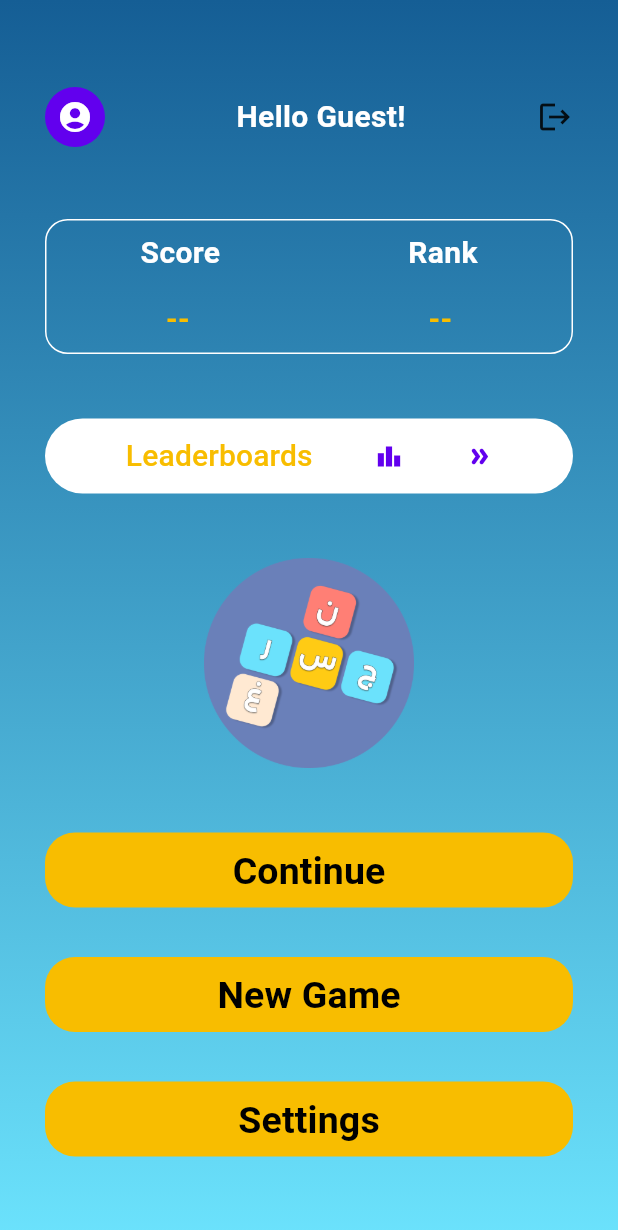
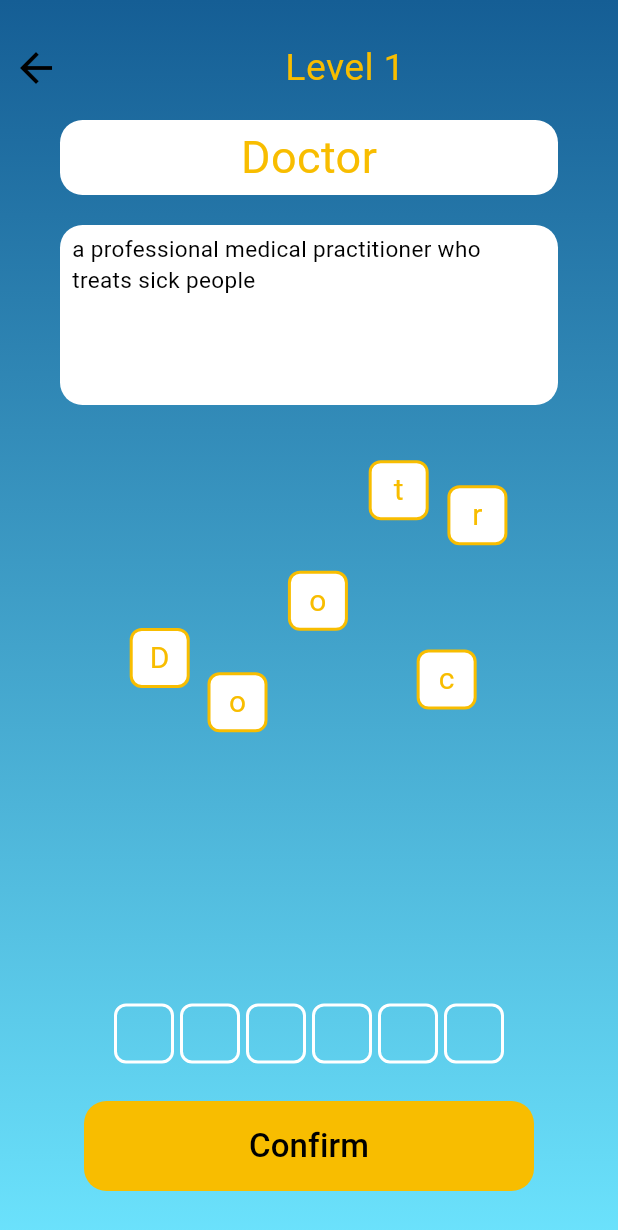
Before and after one commit to Yeezy97/word_search, a Flutter app: the screen it shows after launch, after a tap on "New Game", on a phone screen of 412 x 824 dp. Shown: the top 1230 px of the screen. Run offline on Flutter 3.47's test engine with Material 3 defaults, Android fonts, the phone set to English and light mode, and no system bars; our stand-ins replace font_awesome_flutter, get.

Commit message:
added nav and word game controllers

```diff
--- /dev/null
+++ b/lib/controllers/initial_bindings.dart
@@ -0,0 +1,9 @@
+import 'package:get/get.dart';
+import 'package:word_search/controllers/navigation_controller.dart';
+
+class InitialBindings extends Bindings {
+  @override
+  void dependencies(){
+    Get.put(NavigationController());
+  }
+}
--- /dev/null
+++ b/lib/controllers/word_game_controller.dart
@@ -0,0 +1,99 @@
+import 'dart:math';
+import 'package:flutter/material.dart';
+import 'package:get/get.dart';
+
+class WordGameController extends GetxController {
+  // The word to form.
+  final String word = 'Doctor';
+
+  // Dimensions for the letter containers.
+  final double containerHeight = 210;
+  final double boxSize = 40; // smaller box size for both draggables & targets.
+  final double containerPadding = 8.0;
+
+  // Reactive variables.
+  // Holds the random positions for each letter.
+  RxList<Offset> letterPositions = <Offset>[].obs;
+  // Tracks if each letter has been placed (index-based).
+  RxList<bool> isLetterPlaced = RxList<bool>();
+  // Contains the letters placed in the drop targets (null if not placed).
+  RxList<String?> placedLetters = RxList<String?>();
+
+  @override
+  void onInit() {
+    super.onInit();
+    isLetterPlaced.value = List<bool>.filled(word.length, false);
+    placedLetters.value = List<String?>.filled(word.length, null);
+  }
+
+  /// Generates non-colliding random positions for the draggable letters.
+  List<Offset> _generateNonCollidingPositions(
+      int count,
+      double containerWidth,
+      double containerHeight,
+      double boxSize,
+      double padding,
+      ) {
+    List<Offset> positions = [];
+    Random random = Random();
+    double effectiveWidth = containerWidth - padding * 2;
+    double effectiveHeight = containerHeight - padding * 2;
+    int attempts = 0;
+    while (positions.length < count && attempts < 1000) {
+      double left = padding + random.nextDouble() * (effectiveWidth - boxSize);
+      double top = padding + random.nextDouble() * (effectiveHeight - boxSize);
+      Offset candidate = Offset(left, top);
+      Rect candidateRect = Rect.fromLTWH(candidate.dx, candidate.dy, boxSize, boxSize);
+      bool collides = positions.any((pos) {
+        Rect existing = Rect.fromLTWH(pos.dx, pos.dy, boxSize, boxSize);
+        return candidateRect.overlaps(existing);
+      });
+      if (!collides) {
+        positions.add(candidate);
+      }
+      attempts++;
+    }
+    return positions;
+  }
+
+  /// Call this method from your UI once you know the container's available width.
+  void generatePositions(double containerWidth) {
+    letterPositions.value = _generateNonCollidingPositions(
+      word.length,
+      containerWidth,
+      containerHeight,
+      boxSize,
+      containerPadding,
+    );
+  }
+
+  /// Places a letter in the target slot.
+  void placeLetter(int targetIndex, int sourceIndex) {
+    placedLetters[targetIndex] = word[sourceIndex];
+    isLetterPlaced[sourceIndex] = true;
+    update();
+  }
+
+  /// Returns the formed word.
+  String get formedWord => placedLetters.join();
+
+  /// Checks if the formed word matches the target word.
+  bool checkWord() {
+    return formedWord.toLowerCase() == word.toLowerCase();
+  }
+
+  /// Resets the game state so that all draggable letters are restored.
+  void resetGame(double containerWidth) {
+    isLetterPlaced.value = List<bool>.filled(word.length, false);
+    placedLetters.value = List<String?>.filled(word.length, null);
+    // Generate new positions (or use the same positions if desired).
+    letterPositions.value = _generateNonCollidingPositions(
+      word.length,
+      containerWidth,
+      containerHeight,
+      boxSize,
+      containerPadding,
+    );
+    update();
+  }
+}
--- a/lib/main.dart
+++ b/lib/main.dart
@@ -1,7 +1,12 @@
 
 import 'package:flutter/material.dart';
+import 'package:get/get.dart';
 import 'package:get/get_navigation/src/root/get_material_app.dart';
+import 'package:word_search/controllers/navigation_controller.dart';
+import 'package:word_search/views/screens/home_screen.dart';
 import 'package:word_search/views/screens/menu_screen.dart';
+import 'package:word_search/views/screens/word_game_screen2.dart';
+import 'package:word_search/controllers/initial_bindings.dart';
 
 void main() {
   runApp(
@@ -13,6 +18,13 @@ void main() {
           error: Colors.red, // ✅ Define error color
         ),
       ),
+      initialBinding: InitialBindings(),
+      initialRoute: '/',
+      getPages: [
+        GetPage(name: '/', page: ()=> HomeScreen()),
+        GetPage(name: '/menuScreen', page: ()=> MenuScreen()),
+        GetPage(name: '/wordGameScreen', page: ()=> WordGameScreen()),
+      ],
       home: MenuScreen(),
     ),
   );
--- a/lib/views/screens/menu_screen.dart
+++ b/lib/views/screens/menu_screen.dart
@@ -1,11 +1,14 @@
 import 'package:flutter/material.dart';
 import 'package:word_search/constants.dart';
+import 'package:word_search/controllers/navigation_controller.dart';
+import 'package:get/get.dart';
 
 class MenuScreen extends StatelessWidget {
   const MenuScreen({super.key});
 
   @override
   Widget build(BuildContext context) {
+    final NavigationController navigationController = Get.find<NavigationController>();
     return Scaffold(
       body: SafeArea(
           child: Container(
@@ -24,13 +27,11 @@ class MenuScreen extends StatelessWidget {
                     child: Row(
                       mainAxisAlignment: MainAxisAlignment.spaceBetween,
                       children: [
-                        CircleAvatar(
-                          child: Icon(Icons.account_circle),
-                        ),
+                        Icon(Icons.account_circle_rounded, color: Colors.white,size: 45, ),
                         Text('Hello Guest!', style: TextStyle(
                           fontSize: 20, fontWeight: FontWeight.bold, color: Colors.white
                         ),),
-                        Icon(Icons.logout)
+                        Icon(Icons.logout, size: 30,)
                       ],
                     ),
                   ),
@@ -76,9 +77,8 @@ class MenuScreen extends StatelessWidget {
                     child: TextButton(onPressed: (){}, child: Row(
                       mainAxisAlignment: MainAxisAlignment.spaceEvenly,
                       children: [
-                        Text('Leaderboards',style: TextStyle(fontSize: 20, color: Color(0xFFF8BD00)),),
-                        Icon(Icons.leaderboard),
-                        Icon(Icons.double_arrow_rounded),
+                        Text('Leaderboards',style: TextStyle(fontSize: 25, color: Color(0xFFF8BD00)),),
+                        Icon(Icons.leaderboard, color: Color(0xFFF8BD00), size: 25,),
                       ],
                     )),
                   ),
@@ -107,7 +107,9 @@ class MenuScreen extends StatelessWidget {
                       borderRadius: BorderRadius.circular(20),
                       color: Color(0xFFF8BD00),
                     ),
-                    child: TextButton(onPressed: (){},
+                    child: TextButton(onPressed: (){
+                      navigationController.navigateTo('/wordGameScreen');
+                    },
                         child: Text('New Game', style: TextStyle(
                           fontSize: 25,color: Colors.black, fontWeight: FontWeight.bold,
                         ),)
--- /dev/null
+++ b/lib/views/screens/word_game_screen2.dart
@@ -0,0 +1,208 @@
+import 'package:flutter/material.dart';
+import 'package:get/get.dart';
+import 'package:word_search/controllers/word_game_controller.dart';
+
+class WordGameScreen extends StatelessWidget {
+  const WordGameScreen({Key? key}) : super(key: key);
+
+  /// Helper method to build a letter box widget.
+  Widget _buildLetter(String letter, double boxSize) {
+    return Container(
+      width: boxSize,
+      height: boxSize,
+      decoration: BoxDecoration(
+        color: Colors.white,
+        borderRadius: BorderRadius.circular(8),
+        border: Border.all(color: const Color(0xFFF8BD00), width: 2),
+      ),
+      child: Center(
+        child: Text(
+          letter,
+          style: const TextStyle(fontSize: 20, color: Color(0xFFF8BD00)),
+        ),
+      ),
+    );
+  }
+
+  @override
+  Widget build(BuildContext context) {
+    final WordGameController controller = Get.put(WordGameController());
+
+    // Calculate available container width based on screen width and margins.
+    double screenWidth = MediaQuery.of(context).size.width;
+    double containerWidth = screenWidth - 80; // subtract horizontal margins
+
+    if (controller.letterPositions.isEmpty) {
+      controller.generatePositions(containerWidth);
+    }
+
+    return SafeArea(
+      child: Scaffold(
+        body: Container(
+          width: double.infinity,
+          height: double.infinity,
+          decoration: const BoxDecoration(
+            gradient: LinearGradient(
+              colors: [Color(0xFF155E95), Color(0xFF6BE2FC)],
+              begin: Alignment.topCenter,
+              end: Alignment.bottomCenter,
+            ),
+          ),
+          child: Padding(
+            padding: const EdgeInsets.symmetric(vertical: 20),
+            child: Column(
+              children: [
+                // Top Bar (fixed height).
+                SizedBox(
+                  height: 50,
+                  child: Row(
+                    mainAxisAlignment: MainAxisAlignment.spaceBetween,
+                    children: [
+                      IconButton(
+                        onPressed: () {},
+                        icon: const Icon(Icons.arrow_back_outlined, size: 32),
+                      ),
+                      const Text(
+                        'Level 1',
+                        style: TextStyle(color: Color(0xFFF8BD00), fontSize: 25),
+                      ),
+                      const SizedBox(),
+                    ],
+                  ),
+                ),
+                // Displayed Word Container (fixed height).
+                Container(
+                  width: screenWidth,
+                  height: 50,
+                  margin: const EdgeInsets.symmetric(horizontal: 40, vertical: 10),
+                  decoration: BoxDecoration(
+                    borderRadius: BorderRadius.circular(15),
+                    color: Colors.white,
+                  ),
+                  child: Center(
+                    child: Text(
+                      controller.word,
+                      style: const TextStyle(fontSize: 30, color: Color(0xFFF8BD00)),
+                    ),
+                  ),
+                ),
+                // Clue Container (fixed height).
+                Container(
+                  width: screenWidth,
+                  height: 120,
+                  padding: const EdgeInsets.symmetric(horizontal: 8, vertical: 5),
+                  margin: const EdgeInsets.symmetric(horizontal: 40, vertical: 10),
+                  decoration: BoxDecoration(
+                    borderRadius: BorderRadius.circular(15),
+                    color: Colors.white,
+                  ),
+                  child: const Text(
+                    'a professional medical practitioner who treats sick people',
+                    style: TextStyle(fontSize: 15),
+                  ),
+                ),
+                // Random Letter Container (Expanded to take remaining space).
+                Expanded(
+                  flex: 1,
+                  child: Container(
+                    margin: const EdgeInsets.symmetric(horizontal: 40, vertical: 10),
+                    padding: EdgeInsets.all(controller.containerPadding),
+                    width: containerWidth,
+                    child: Stack(
+                      children: List.generate(controller.word.length, (index) {
+                        return Positioned(
+                          left: controller.letterPositions[index].dx,
+                          top: controller.letterPositions[index].dy,
+                          child: Obx(() {
+                            if (controller.isLetterPlaced[index]) {
+                              return const SizedBox.shrink();
+                            }
+                            return Draggable<int>(
+                              data: index,
+                              feedback: _buildLetter(controller.word[index], controller.boxSize),
+                              childWhenDragging: Container(
+                                width: controller.boxSize,
+                                height: controller.boxSize,
+                                color: Colors.transparent,
+                              ),
+                              child: _buildLetter(controller.word[index], controller.boxSize),
+                            );
+                          }),
+                        );
+                      }),
+                    ),
+                  ),
+                ),
+                // Drag Targets for letters using a Wrap.
+                Container(
+                  margin: const EdgeInsets.symmetric(vertical: 10, horizontal: 10),
+                  padding: const EdgeInsets.symmetric(vertical: 5, horizontal: 5),
+                  width: containerWidth,
+                  child: Wrap(
+                    spacing: 4,
+                    runSpacing: 4,
+                    alignment: WrapAlignment.center,
+                    children: List.generate(controller.word.length, (targetIndex) {
+                      return DragTarget<int>(
+                        onWillAcceptWithDetails: (details) =>
+                        controller.placedLetters[targetIndex] == null,
+                        onAcceptWithDetails: (details) {
+                          int sourceIndex = details.data;
+                          controller.placeLetter(targetIndex, sourceIndex);
+                        },
+                        builder: (context, candidateData, rejectedData) {
+                          return Container(
+                            width: controller.boxSize,
+                            height: controller.boxSize,
+                            decoration: BoxDecoration(
+                              border: Border.all(color: Colors.white, width: 2),
+                              borderRadius: BorderRadius.circular(8),
+                            ),
+                            alignment: Alignment.center,
+                            child: Obx(
+                                  () => Text(
+                                controller.placedLetters[targetIndex] ?? '',
+                                style: const TextStyle(fontSize: 20, color: Colors.black),
+                              ),
+                            ),
+                          );
+                        },
+                      );
+                    }),
+                  ),
+                ),
+                // Confirm Button (fixed height).
+                Container(
+                  margin: const EdgeInsets.symmetric(vertical: 10, horizontal: 40),
+                  padding: const EdgeInsets.symmetric(vertical: 5, horizontal: 5),
+                  width: 300,
+                  height: 60,
+                  decoration: BoxDecoration(
+                    borderRadius: BorderRadius.circular(15),
+                    color: const Color(0xFFF8BD00),
+                  ),
+                  child: TextButton(
+                    onPressed: () {
+                      if (controller.checkWord()) {
+                        Get.snackbar("Result", "Correct!");
+                      } else {
+                        Get.snackbar("Result",
+                            "Try again! You formed ${controller.formedWord}");
+                        // Reset game state when the answer is wrong.
+                        controller.resetGame(containerWidth);
+                      }
+                    },
+                    child: const Text(
+                      'Confirm',
+                      style: TextStyle(fontSize: 22, color: Colors.black),
+                    ),
+                  ),
+                ),
+              ],
+            ),
+          ),
+        ),
+      ),
+    );
+  }
+}
--- a/pubspec.yaml
+++ b/pubspec.yaml
@@ -35,6 +35,7 @@ dependencies:
   # Use with the CupertinoIcons class for iOS style icons.
   cupertino_icons: ^1.0.8
   get: ^4.7.2
+  font_awesome_flutter: ^10.8.0
 
 dev_dependencies:
   flutter_test:
```
Also changed, not shown: lib/controllers/navigation_controller.dart (added, +22 -0 lines), lib/views/screens/home_screen.dart (+12 -6 lines), lib/views/screens/wod_game_screen.dart (added, +81 -0 lines), pubspec.lock.
